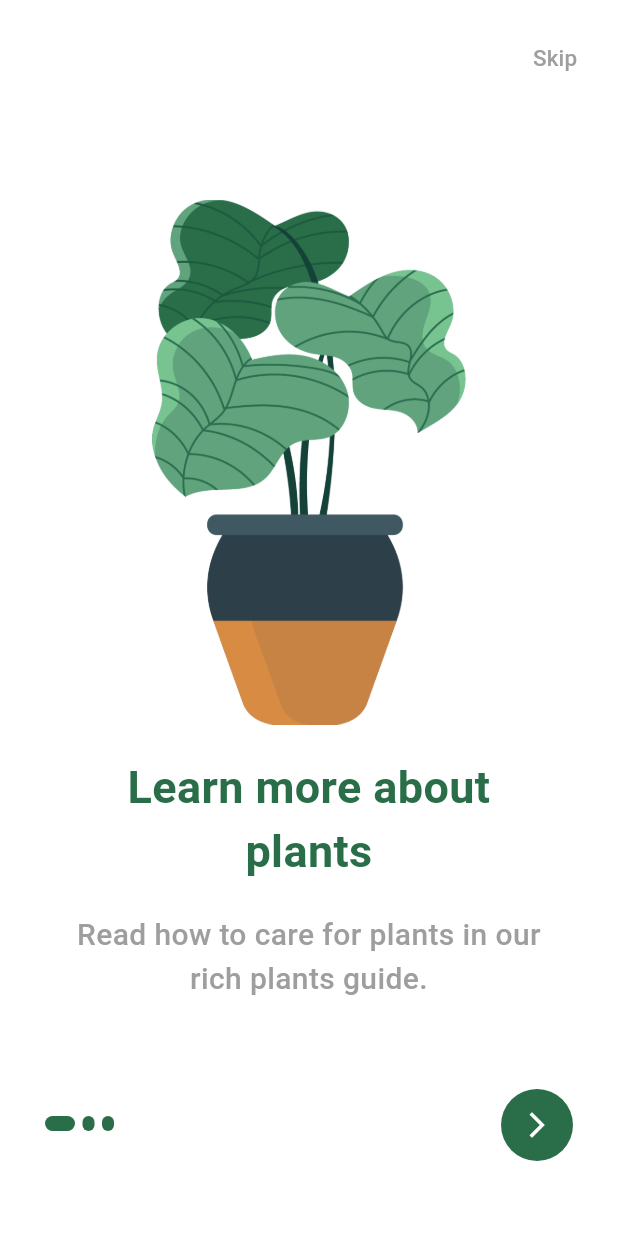
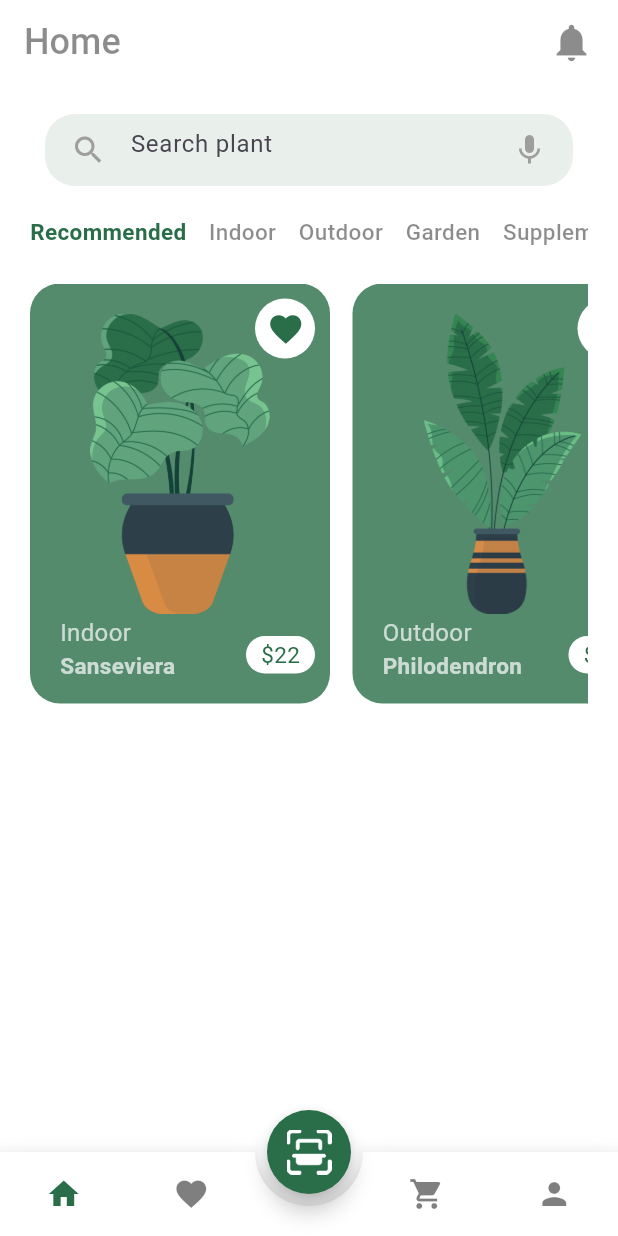
Before and after one commit to Jahid01234/Plants_App, a Flutter app: the screen it shows after launch, on a phone screen of 412 x 824 dp. Run offline on Flutter 3.47's test engine with Material 3 defaults, Android fonts, the light colour scheme and no system bars; drawn by our look-alikes of animated_bottom_navigation_bar; our stand-ins replace page_transition.

Commit message:
- appbar, search box, category, plant card

```diff
--- a/lib/app.dart
+++ b/lib/app.dart
@@ -1,4 +1,5 @@
 import 'package:flutter/material.dart';
+import 'package:plants_app/ui/screens/main_bottom_nav_screen.dart';
 import 'package:plants_app/ui/screens/onboarding_screen.dart';
 
 class PlantsApp extends StatelessWidget {
@@ -7,10 +8,14 @@ class PlantsApp extends StatelessWidget {
   // This widget is the root of your application.
   @override
   Widget build(BuildContext context) {
-    return const MaterialApp(
+    return MaterialApp(
       title: 'Plants App',
       debugShowCheckedModeBanner: false,
-      home: OnboardingScreen(),
+      theme: ThemeData(
+        scaffoldBackgroundColor: Colors.white
+      ),
+      //home: const OnboardingScreen(),
+      home: MainBottomNavScreen(),
     );
   }
 }
--- a/lib/models/plants_model.dart
+++ b/lib/models/plants_model.dart
@@ -0,0 +1,190 @@
+
+class PlantsModel {
+  final int plantId;
+  final int price;
+  final String size;
+  final double rating;
+  final int humidity;
+  final String temperature;
+  final String category;
+  final String plantName;
+  final String imageURL;
+  final String description;
+  bool isFavourite;
+  bool isSelected;
+
+  PlantsModel({
+        required this.plantId,
+        required this.price,
+        required this.category,
+        required this.plantName,
+        required this.size,
+        required this.rating,
+        required this.humidity,
+        required this.temperature,
+        required this.imageURL,
+        required this.description,
+        required this.isFavourite,
+        required this.isSelected,
+  });
+
+  //List of Plants data
+  static List<PlantsModel> plantList = [
+    PlantsModel(
+        plantId: 0,
+        price: 22,
+        category: 'Indoor',
+        plantName: 'Sanseviera',
+        size: 'Small',
+        rating: 4.5,
+        humidity: 34,
+        temperature: '23 - 34',
+        imageURL: 'assets/images/plant-one.png',
+        description:
+        'This plant is one of the best plant. It grows in most of the regions in the world and can survive'
+            'even the harshest weather condition.',
+        isFavourite: true,
+        isSelected: false,
+    ),
+    PlantsModel(
+        plantId: 1,
+        price: 11,
+        category: 'Outdoor',
+        plantName: 'Philodendron',
+        size: 'Medium',
+        rating: 4.8,
+        humidity: 56,
+        temperature: '19 - 22',
+        imageURL: 'assets/images/plant-two.png',
+        description:
+        'This plant is one of the best plant. It grows in most of the regions in the world and can survive'
+            'even the harshest weather condition.',
+        isFavourite: false,
+        isSelected: false,
+    ),
+    PlantsModel(
+        plantId: 2,
+        price: 18,
+        category: 'Indoor',
+        plantName: 'Beach Daisy',
+        size: 'Large',
+        rating: 4.7,
+        humidity: 34,
+        temperature: '22 - 25',
+        imageURL: 'assets/images/plant-three.png',
+        description:
+        'This plant is one of the best plant. It grows in most of the regions in the world and can survive'
+            'even the harshest weather condition.',
+        isFavourite: false,
+        isSelected: false,
+    ),
+    PlantsModel(
+        plantId: 3,
+        price: 30,
+        category: 'Outdoor',
+        plantName: 'Big Bluestem',
+        size: 'Small',
+        rating: 4.5,
+        humidity: 35,
+        temperature: '23 - 28',
+        imageURL: 'assets/images/plant-one.png',
+        description:
+        'This plant is one of the best plant. It grows in most of the regions in the world and can survive'
+            'even the harshest weather condition.',
+        isFavourite: false,
+        isSelected: false,
+    ),
+    PlantsModel(
+        plantId: 4,
+        price: 24,
+        category: 'Recommended',
+        plantName: 'Big Bluestem',
+        size: 'Large',
+        rating: 4.1,
+        humidity: 66,
+        temperature: '12 - 16',
+        imageURL: 'assets/images/plant-four.png',
+        description:
+        'This plant is one of the best plant. It grows in most of the regions in the world and can survive'
+            'even the harshest weather condition.',
+        isFavourite: true,
+        isSelected: false,
+    ),
+    PlantsModel(
+        plantId: 5,
+        price: 24,
+        category: 'Outdoor',
+        plantName: 'Meadow Sage',
+        size: 'Medium',
+        rating: 4.4,
+        humidity: 36,
+        temperature: '15 - 18',
+        imageURL: 'assets/images/plant-five.png',
+        description:
+        'This plant is one of the best plant. It grows in most of the regions in the world and can survive'
+            'even the harshest weather condition.',
+        isFavourite: false,
+        isSelected: false,
+    ),
+    PlantsModel(
+        plantId: 6,
+        price: 19,
+        category: 'Garden',
+        plantName: 'Plumbago',
+        size: 'Small',
+        rating: 4.2,
+        humidity: 46,
+        temperature: '23 - 26',
+        imageURL: 'assets/images/plant-six.png',
+        description:
+        'This plant is one of the best plant. It grows in most of the regions in the world and can survive'
+            'even the harshest weather condition.',
+        isFavourite: false,
+        isSelected: false,
+    ),
+    PlantsModel(
+        plantId: 7,
+        price: 23,
+        category: 'Garden',
+        plantName: 'Tritonia',
+        size: 'Medium',
+        rating: 4.5,
+        humidity: 34,
+        temperature: '21 - 24',
+        imageURL: 'assets/images/plant-seven.png',
+        description:
+        'This plant is one of the best plant. It grows in most of the regions in the world and can survive'
+            'even the harshest weather condition.',
+        isFavourite: false,
+        isSelected: false,
+    ),
+    PlantsModel(
+        plantId: 8,
+        price: 46,
+        category: 'Recommended',
+        plantName: 'Tritonia',
+        size: 'Medium',
+        rating: 4.7,
+        humidity: 46,
+        temperature: '21 - 25',
+        imageURL: 'assets/images/plant-eight.png',
+        description:
+        'This plant is one of the best plant. It grows in most of the regions in the world and can survive'
+            'even the harshest weather condition.',
+        isFavourite: false,
+        isSelected: false,
+    ),
+  ];
+
+  //Get the favourited items
+  static List<PlantsModel> getFavouritedPlants(){
+    List<PlantsModel> _travelList = PlantsModel.plantList;
+    return _travelList.where((element) => element.isFavourite == true).toList();
+  }
+
+  //Get the cart items
+  static List<PlantsModel> addedToCartPlants(){
+    List<PlantsModel> _selectedPlants = PlantsModel.plantList;
+    return _selectedPlants.where((element) => element.isSelected == true).toList();
+  }
+}
--- /dev/null
+++ b/lib/ui/screens/cart_screen.dart
@@ -0,0 +1,19 @@
+import 'package:flutter/material.dart';
+
+class CartScreen extends StatefulWidget {
+  const CartScreen({super.key});
+
+  @override
+  State<CartScreen> createState() => _CartScreenState();
+}
+
+class _CartScreenState extends State<CartScreen> {
+  @override
+  Widget build(BuildContext context) {
+    return const Scaffold(
+      body: Center(
+        child: Text("Cart Page.........."),
+      ),
+    );
+  }
+}
--- /dev/null
+++ b/lib/ui/screens/favourite_screen.dart
@@ -0,0 +1,19 @@
+import 'package:flutter/material.dart';
+
+class FavouriteScreen extends StatefulWidget {
+  const FavouriteScreen({super.key});
+
+  @override
+  State<FavouriteScreen> createState() => _FavouriteScreenState();
+}
+
+class _FavouriteScreenState extends State<FavouriteScreen> {
+  @override
+  Widget build(BuildContext context) {
+    return const Scaffold(
+      body: Center(
+        child: Text("Favourite Page.........."),
+      ),
+    );
+  }
+}
--- /dev/null
+++ b/lib/ui/screens/home_screen.dart
@@ -0,0 +1,103 @@
+import 'package:flutter/material.dart';
+import 'package:plants_app/resources/colors/app_colors.dart';
+import 'package:plants_app/ui/widgets/plant_card.dart';
+
+class HomeScreen extends StatefulWidget {
+  const HomeScreen({super.key});
+
+  @override
+  State<HomeScreen> createState() => _HomeScreenState();
+}
+
+class _HomeScreenState extends State<HomeScreen> {
+
+  final TextEditingController searchController = TextEditingController();
+  int _selectedIndex = 0;
+
+  //Plants category
+  final List<String> _plantTypes = const [
+    'Recommended',
+    'Indoor',
+    'Outdoor',
+    'Garden',
+    'Supplement',
+  ];
+
+
+
+
+  @override
+  Widget build(BuildContext context) {
+    return  Scaffold(
+      body: SingleChildScrollView(
+        child: Padding(
+          padding: const EdgeInsets.all(20.0),
+          child: Column(
+            children: [
+
+              // 1st search Box......section
+              Container(
+                padding: const EdgeInsets.symmetric(horizontal: 5),
+                margin: const EdgeInsets.symmetric(horizontal: 10),
+                decoration: BoxDecoration(
+                  color: AppColors.primaryColor.withOpacity(0.1),
+                  borderRadius: BorderRadius.circular(20)
+                ),
+                child:  TextField(
+                  controller: searchController,
+                  showCursor: false,
+                  decoration: InputDecoration(
+                    hintText: "Search plant",
+                    prefixIcon: const Icon(Icons.search,color: Colors.grey,),
+                    suffixIcon: IconButton(
+                        onPressed: (){},
+                        icon: const Icon(Icons.mic,color: Colors.grey)
+                    ),
+                    border: InputBorder.none
+                  ),
+                ),
+              ),
+              const SizedBox(height: 20),
+              // 2nd Plants category types......section
+              SizedBox(
+                height: 25,
+                child: ListView.builder(
+                    scrollDirection: Axis.horizontal,
+                    itemCount: _plantTypes.length,
+                    itemBuilder: (context, index){
+                      return Padding(
+                        padding: const EdgeInsets.only(right: 15),
+                        child: GestureDetector(
+                          onTap: (){
+                            _selectedIndex = index;
+                            setState(() {});
+                          },
+                            child: Text(
+                              _plantTypes[index],
+                              style: TextStyle(
+                                fontSize: 15,
+                                color: _selectedIndex == index
+                                    ? AppColors.primaryColor
+                                    : AppColors.blackColor
+                                    ,
+                                fontWeight:  _selectedIndex == index
+                                    ? FontWeight.bold
+                                    : FontWeight.w500
+                              ),
+                            ),
+                        ),
+                      );
+                    },
+                ),
+              ),
+              const SizedBox(height: 20),
+              // 3rd plants card ....
+              const PlantCard(),
+
+            ],
+          ),
+        ),
+      )
+    );
+  }
+}
--- /dev/null
+++ b/lib/ui/screens/main_bottom_nav_screen.dart
@@ -0,0 +1,108 @@
+import 'package:animated_bottom_navigation_bar/animated_bottom_navigation_bar.dart';
+import 'package:flutter/material.dart';
+import 'package:page_transition/page_transition.dart';
+import 'package:plants_app/resources/colors/app_colors.dart';
+import 'package:plants_app/ui/screens/cart_screen.dart';
+import 'package:plants_app/ui/screens/favourite_screen.dart';
+import 'package:plants_app/ui/screens/home_screen.dart';
+import 'package:plants_app/ui/screens/profile_screen.dart';
+import 'package:plants_app/ui/screens/scan_screen.dart';
+
+class MainBottomNavScreen extends StatefulWidget {
+  const MainBottomNavScreen({super.key});
+
+  @override
+  State<MainBottomNavScreen> createState() => _MainBottomNavScreenState();
+}
+
+class _MainBottomNavScreenState extends State<MainBottomNavScreen> {
+  int _bottomNavIndex = 0;
+
+  // List of widget
+  List<Widget> pages = const [
+    HomeScreen(),
+    FavouriteScreen(),
+    CartScreen(),
+    ProfileScreen()
+  ];
+
+  //List of the pages icons
+  List<IconData> iconList = [
+    Icons.home,
+    Icons.favorite,
+    Icons.shopping_cart,
+    Icons.person,
+  ];
+
+  //List of the pages titles
+  List<String> titleList = [
+    'Home',
+    'Favourite',
+    'Cart',
+    'Profile',
+  ];
+
+  @override
+  Widget build(BuildContext context) {
+    return  Scaffold(
+       appBar: AppBar(
+         backgroundColor: Colors.white,
+         elevation: 0,
+         title: Row(
+           mainAxisAlignment: MainAxisAlignment.spaceBetween,
+           children: [
+             Text(
+               titleList[_bottomNavIndex],
+               style: const TextStyle(
+                 color: AppColors.blackColor,
+                 fontSize: 24,
+                 fontWeight: FontWeight.w500
+               ),
+             ),
+              const Icon(
+               Icons.notifications,
+               color:AppColors.blackColor,
+               size: 30,
+             ),
+           ],
+         ),
+       ),
+       body: IndexedStack(
+        index: _bottomNavIndex,
+        children: pages,
+      ),
+       floatingActionButton: FloatingActionButton(
+         backgroundColor: AppColors.primaryColor,
+         shape: RoundedRectangleBorder(
+             borderRadius: BorderRadius.circular(30),
+         ),
+         onPressed: (){
+           Navigator.push(context, PageTransition(
+               child: const ScanScreen(),
+               type: PageTransitionType.bottomToTop,
+             ),
+           );
+         },
+         child: Image.asset(
+           "assets/images/code-scan-two.png",
+           height: 30,
+         ),
+       ),
+       floatingActionButtonLocation: FloatingActionButtonLocation.centerDocked,
+       bottomNavigationBar: AnimatedBottomNavigationBar(
+         splashColor: AppColors.primaryColor,
+         activeColor: AppColors.primaryColor,
+         inactiveColor: Colors.black.withOpacity(0.5),
+         gapLocation: GapLocation.center,
+         notchSmoothness: NotchSmoothness.softEdge,
+         icons: iconList,
+         activeIndex: _bottomNavIndex,
+         onTap: (index){
+           _bottomNavIndex  = index;
+           setState(() {});
+         },
+       ),
+
+    );
+  }
+}
--- a/lib/ui/screens/onboarding_screen.dart
+++ b/lib/ui/screens/onboarding_screen.dart
@@ -18,7 +18,6 @@ class _OnboardingScreenState extends State<OnboardingScreen> {
   @override
   Widget build(BuildContext context) {
     return Scaffold(
-      backgroundColor: Colors.white,
       appBar: AppBar(
         backgroundColor: Colors.white,
         elevation: 0,
--- /dev/null
+++ b/lib/ui/screens/profile_screen.dart
@@ -0,0 +1,19 @@
+import 'package:flutter/material.dart';
+
+class ProfileScreen extends StatefulWidget {
+  const ProfileScreen({super.key});
+
+  @override
+  State<ProfileScreen> createState() => _ProfileScreenState();
+}
+
+class _ProfileScreenState extends State<ProfileScreen> {
+  @override
+  Widget build(BuildContext context) {
+    return const Scaffold(
+      body: Center(
+        child: Text("Profile Page.........."),
+      ),
+    );
+  }
+}
--- /dev/null
+++ b/lib/ui/screens/scan_screen.dart
@@ -0,0 +1,19 @@
+import 'package:flutter/material.dart';
+
+class ScanScreen extends StatefulWidget {
+  const ScanScreen({super.key});
+
+  @override
+  State<ScanScreen> createState() => _ScanScreenState();
+}
+
+class _ScanScreenState extends State<ScanScreen> {
+  @override
+  Widget build(BuildContext context) {
+    return Scaffold(
+      appBar: AppBar(
+        title: const Text("Scan Page...."),
+      ),
+    );
+  }
+}
--- /dev/null
+++ b/lib/ui/widgets/plant_card.dart
@@ -0,0 +1,135 @@
+import 'package:flutter/material.dart';
+import 'package:plants_app/models/plants_model.dart';
+import 'package:plants_app/resources/colors/app_colors.dart';
+
+class PlantCard extends StatefulWidget {
+  const PlantCard({super.key});
+
+  @override
+  State<PlantCard> createState() => _PlantCardState();
+}
+
+class _PlantCardState extends State<PlantCard> {
+  final List<PlantsModel>  _plantList = PlantsModel.plantList;
+
+  //check  favourite or not
+  bool toggleIsFavourite (bool isFavourite) {
+    return !isFavourite;
+  }
+
+  @override
+  Widget build(BuildContext context) {
+    return  SizedBox(
+      height: 280,
+      child: ListView.separated(
+        scrollDirection: Axis.horizontal,
+        itemCount: _plantList.length,
+        separatorBuilder: (_,__){
+          return const SizedBox(width: 15);
+        },
+        itemBuilder: (context, index){
+          return Container(
+            width: 200,
+            decoration:  BoxDecoration(
+              color: AppColors.primaryColor.withOpacity(0.8),
+              borderRadius: BorderRadius.circular(20),
+            ),
+            child: Stack(
+              children: [
+                // 1st image show....
+                SizedBox(
+                  height: 240,
+                  width: 200,
+                  child: Padding(
+                    padding: const EdgeInsets.all(20.0),
+                    child: Image.asset(_plantList[index].imageURL),
+                  ),
+                ),
+
+                // 2nd Favourite icon  show....
+                Positioned(
+                    right: 10,
+                    top: 10,
+                    child: Container(
+                      height: 40,
+                      width: 40,
+                      decoration: BoxDecoration(
+                          color: Colors.white,
+                          borderRadius: BorderRadius.circular(30)
+                      ),
+                      child: IconButton(
+                        onPressed: (){
+                          bool result = toggleIsFavourite(
+                              _plantList[index].isFavourite
+                          );
+                          _plantList[index].isFavourite = result;
+                          setState(() {});
+                        },
+                        icon: Icon(
+                          _plantList[index].isFavourite == true
+                              ? Icons.favorite
+                              : Icons.favorite_border,
+                          color: AppColors.primaryColor,
+                          size: 25,
+                        ),
+                      ),
+                    )
+                ),
+
+                // 3rd Category and plant name show....
+                Positioned(
+                  bottom: 15,
+                  left: 20,
+                  child: Column(
+                    crossAxisAlignment: CrossAxisAlignment.start,
+                    children: [
+                      Text(
+                        _plantList[index].category,
+                        style: const TextStyle(
+                          color: Colors.white70,
+                          fontSize: 16,
+                        ),
+                      ),
+                      Text(
+                        _plantList[index].plantName,
+                        style: const TextStyle(
+                          color: Colors.white70,
+                          fontSize: 15,
+                          fontWeight: FontWeight.bold,
+                        ),
+                      ),
+                    ],
+                  ),
+                ),
+
+                // 4th price show....
+                Positioned(
+                  right: 10,
+                  bottom: 20,
+                  child: Container(
+                    padding: const EdgeInsets.symmetric(
+                      vertical: 2,
+                      horizontal: 10,
+                    ),
+                    decoration: BoxDecoration(
+                      color: Colors.white,
+                      borderRadius: BorderRadius.circular(20),
+                    ),
+                    child: Text(
+                      // r'$' + _plantList[index].price.toString(),
+                      "\$${_plantList[index].price}",
+                      style: const TextStyle(
+                        color: AppColors.primaryColor,
+                        fontSize: 15,
+                      ),
+                    ),
+                  ),
+                ),
+              ],
+            ),
+          );
+        },
+      ),
+    );
+  }
+}
```
